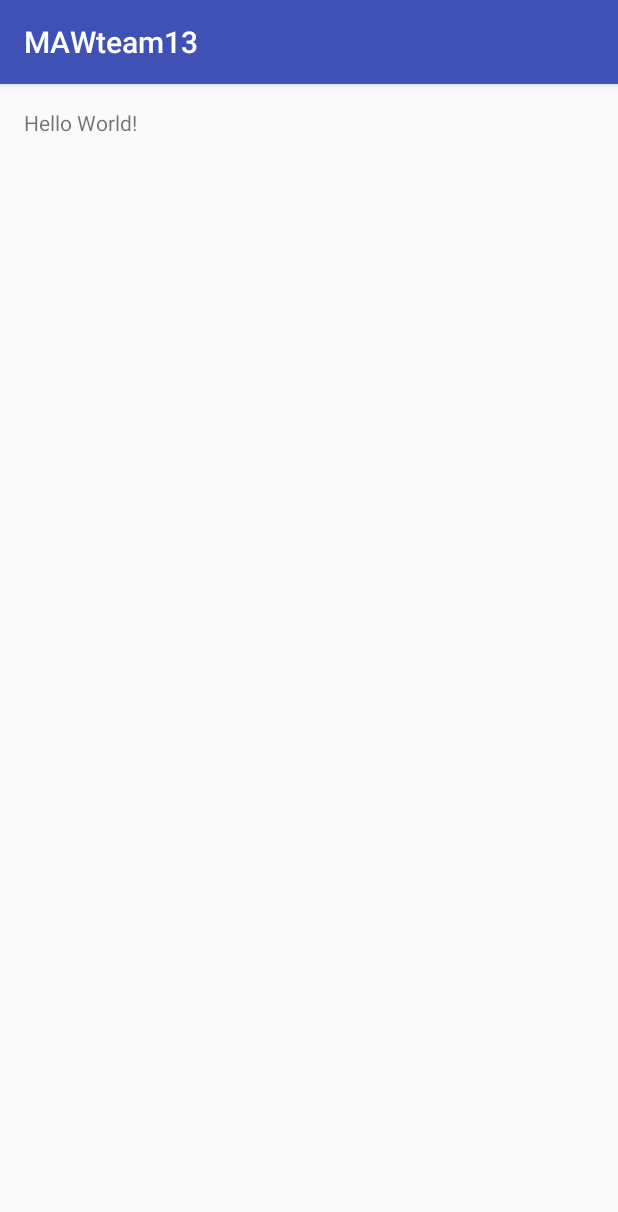
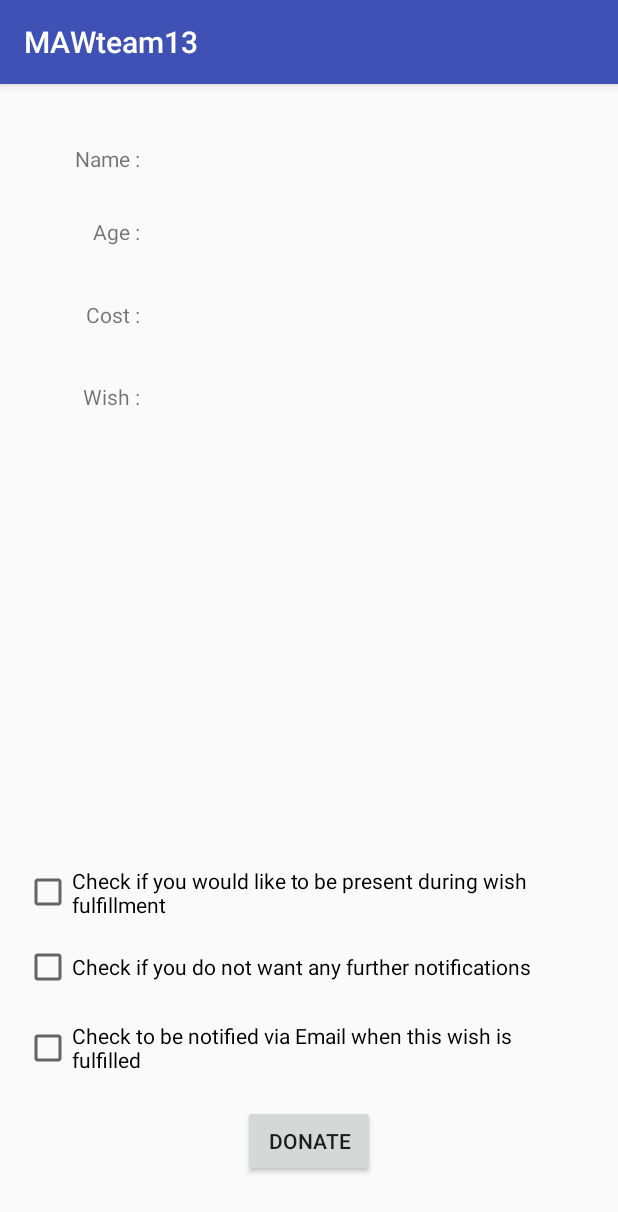
Before and after one commit to Mumbai2017/team-13, an Android app: the screen it shows after launch (MainActivity), on a phone screen of 412 x 824 dp. Shown: the top 1212 px of the screen. Run offline under Robolectric (Android 15) with nearby library versions, the phone set to English and light mode, and no system bars.

Commit message:
donor reg and kid details

```diff
--- a/MAWteam13/app/build.gradle
+++ b/MAWteam13/app/build.gradle
@@ -25,5 +25,7 @@ dependencies {
         exclude group: 'com.android.support', module: 'support-annotations'
     })
     compile 'com.android.support:appcompat-v7:25.3.1'
+    compile 'com.android.support.constraint:constraint-layout:1.0.2'
+    compile 'com.android.support:design:25.3.1'
     testCompile 'junit:junit:4.12'
 }
--- a/MAWteam13/app/src/main/res/layout/activity_main.xml
+++ b/MAWteam13/app/src/main/res/layout/activity_main.xml
@@ -10,8 +10,129 @@
     android:paddingTop="@dimen/activity_vertical_margin"
     tools:context="com.example.shreekara.mawteam13.MainActivity">
 
-    <TextView
+    <CheckBox
+        android:id="@+id/Anon"
         android:layout_width="wrap_content"
         android:layout_height="wrap_content"
-        android:text="Hello World!" />
+        android:text="Check if you do not want any further notifications"
+        tools:layout_editor_absoluteY="230dp"
+        tools:layout_editor_absoluteX="41dp"
+        android:layout_above="@+id/Notif"
+        android:layout_alignParentLeft="true"
+        android:layout_alignParentStart="true"
+        android:layout_marginBottom="19dp" />
+
+    <CheckBox
+        android:id="@+id/Notif"
+        android:layout_width="372dp"
+        android:layout_height="37dp"
+        android:text="Check to be notified via Email when this wish is fulfilled"
+        tools:layout_editor_absoluteY="301dp"
+        tools:layout_editor_absoluteX="41dp"
+        android:layout_above="@+id/Pay"
+        android:layout_alignParentLeft="true"
+        android:layout_alignParentStart="true"
+        android:layout_marginBottom="19dp" />
+
+    <Button
+        android:id="@+id/Pay"
+        android:layout_width="wrap_content"
+        android:layout_height="wrap_content"
+        android:text="Donate"
+        tools:layout_editor_absoluteY="348dp"
+        tools:layout_editor_absoluteX="148dp"
+        android:layout_alignParentBottom="true"
+        android:layout_centerHorizontal="true"
+        android:layout_marginBottom="23dp" />
+
+    <TextView
+        android:id="@+id/Kname"
+        android:layout_width="wrap_content"
+        android:layout_height="wrap_content"
+        android:layout_alignParentLeft="true"
+        android:layout_alignParentStart="true"
+        android:layout_alignParentTop="true"
+        android:layout_marginLeft="34dp"
+        android:layout_marginStart="34dp"
+        android:layout_marginTop="24dp"
+        android:text="Name : " />
+
+    <TextView
+        android:id="@+id/Knameval"
+        android:layout_width="wrap_content"
+        android:layout_height="wrap_content"
+        android:layout_alignLeft="@+id/Pay"
+        android:layout_alignStart="@+id/Pay"
+        android:layout_alignTop="@+id/Kname"
+        android:layout_marginLeft="49dp"
+        android:layout_marginStart="49dp"
+        android:text=" " />
+
+    <TextView
+        android:id="@+id/Kage"
+        android:layout_width="wrap_content"
+        android:layout_height="wrap_content"
+        android:layout_alignEnd="@+id/Kname"
+        android:layout_alignRight="@+id/Kname"
+        android:layout_below="@+id/Kname"
+        android:layout_marginTop="29dp"
+        android:text="Age : " />
+
+    <TextView
+        android:id="@+id/Kageval"
+        android:layout_width="wrap_content"
+        android:layout_height="wrap_content"
+        android:layout_alignBottom="@+id/Kage"
+        android:layout_alignLeft="@+id/Knameval"
+        android:layout_alignStart="@+id/Knameval"
+        android:text=" " />
+
+    <TextView
+        android:id="@+id/Kcost"
+        android:layout_width="wrap_content"
+        android:layout_height="wrap_content"
+        android:layout_alignEnd="@+id/Kage"
+        android:layout_alignRight="@+id/Kage"
+        android:layout_below="@+id/Kage"
+        android:layout_marginTop="36dp"
+        android:text="Cost : " />
+
+    <TextView
+        android:id="@+id/Kcostval"
+        android:layout_width="wrap_content"
+        android:layout_height="wrap_content"
+        android:layout_alignBottom="@+id/Kcost"
+        android:layout_alignLeft="@+id/Kageval"
+        android:layout_alignStart="@+id/Kageval"
+        android:text=" " />
+
+    <TextView
+        android:id="@+id/Kwish"
+        android:layout_width="wrap_content"
+        android:layout_height="wrap_content"
+        android:layout_alignEnd="@+id/Kcost"
+        android:layout_alignRight="@+id/Kcost"
+        android:layout_below="@+id/Kcost"
+        android:layout_marginTop="35dp"
+        android:text="Wish : " />
+
+    <TextView
+        android:id="@+id/Kwishval"
+        android:layout_width="wrap_content"
+        android:layout_height="wrap_content"
+        android:layout_alignBottom="@+id/Kwish"
+        android:layout_alignLeft="@+id/Kcostval"
+        android:layout_alignStart="@+id/Kcostval"
+        android:text=" " />
+
+    <CheckBox
+        android:id="@+id/Present"
+        android:layout_width="wrap_content"
+        android:layout_height="wrap_content"
+        android:layout_above="@+id/Anon"
+        android:layout_alignParentLeft="true"
+        android:layout_alignParentStart="true"
+        android:layout_marginBottom="16dp"
+        android:text="Check if you would like to be present during wish fulfillment" />
+
 </RelativeLayout>
--- a/MAWteam13/app/src/main/res/values/dimens.xml
+++ b/MAWteam13/app/src/main/res/values/dimens.xml
@@ -2,4 +2,5 @@
     <!-- Default screen margins, per the Android Design guidelines. -->
     <dimen name="activity_horizontal_margin">16dp</dimen>
     <dimen name="activity_vertical_margin">16dp</dimen>
+    <dimen name="fab_margin">16dp</dimen>
 </resources>
--- a/MAWteam13/app/src/main/res/values/strings.xml
+++ b/MAWteam13/app/src/main/res/values/strings.xml
@@ -1,3 +1,4 @@
 <resources>
     <string name="app_name">MAWteam13</string>
+    <string name="title_activity_donor_reg">Donor_reg</string>
 </resources>
```
Also changed, not shown: MAWteam13/app/src/main/res/layout/donor_reg.xml (added, +128 -0 lines), MAWteam13/app/src/main/res/values/styles.xml (+9 -0 lines).
